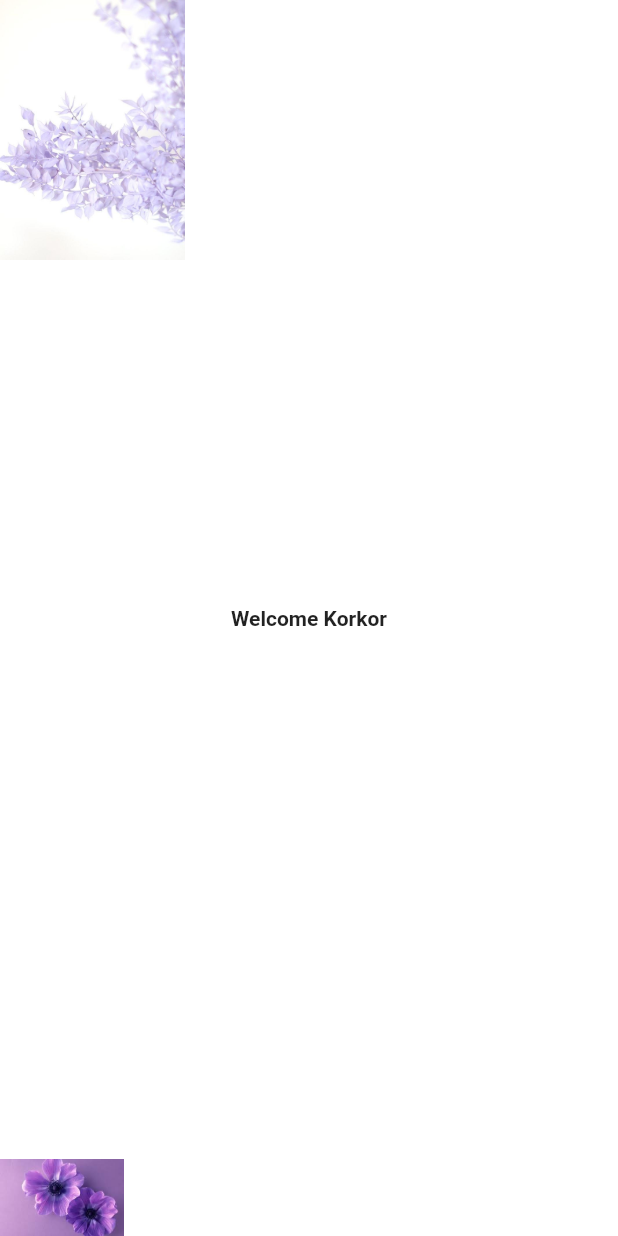
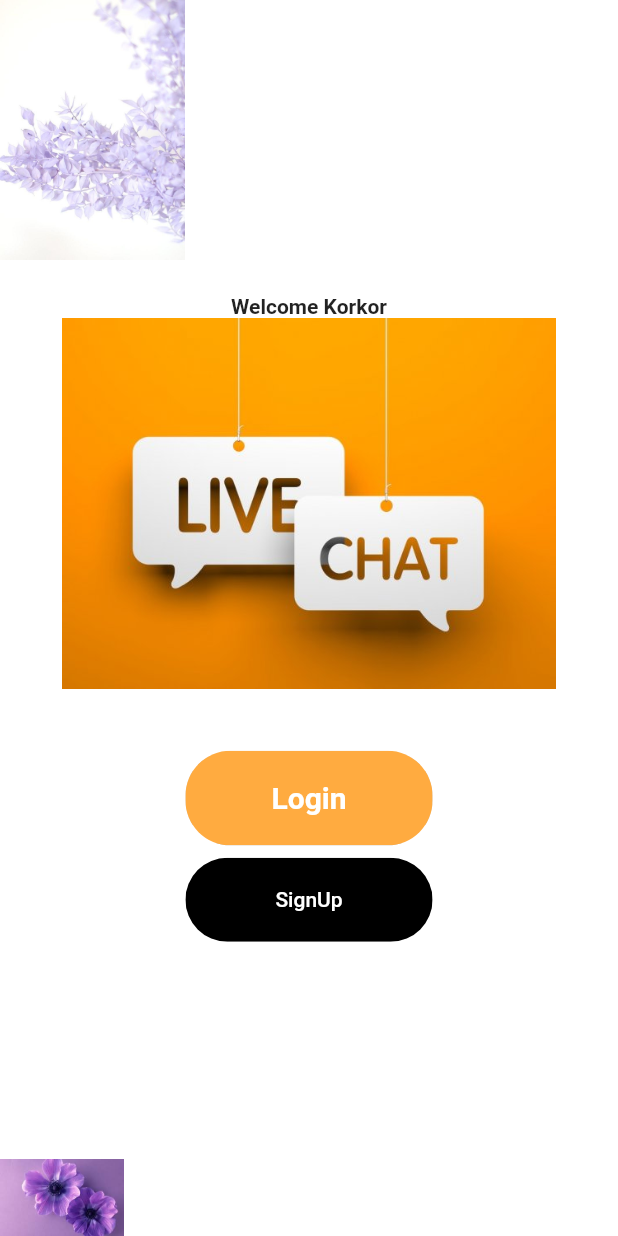
Before and after one commit to AbenaTank/Signup-page-UI-Flutter, a Flutter app: the screen it shows after launch, on a phone screen of 412 x 824 dp. Run offline on Flutter 3.47's test engine with Material 2 defaults, Android fonts, the phone set to English and light mode, and no system bars.

Commit message:
link to login page

```diff
--- /dev/null
+++ b/lib/Screens/SignUp.dart
@@ -0,0 +1,12 @@
+import 'package:flutter/material.dart';
+
+class SignUp extends StatelessWidget {
+  const SignUp({Key? key}) : super(key: key);
+
+  @override
+  Widget build(BuildContext context) {
+    return Scaffold(
+      body: Text("Welcometosignup"),
+    );
+  }
+}
--- a/lib/Screens/components/body.dart
+++ b/lib/Screens/components/body.dart
@@ -1,8 +1,12 @@
 import 'package:flutter/material.dart';
+import 'package:home_work/Screens/Login.dart';
+import 'package:home_work/constant.dart';
 //import 'package:flutter_svg/flutter_svg.dart';
 
 import 'background.dart';
 class Body extends StatelessWidget {
+  get child => null;
+
 
 
   @override
@@ -17,7 +21,65 @@ class Body extends StatelessWidget {
               "Welcome Korkor",
             style: TextStyle(fontWeight: FontWeight.bold,),
           ),
-          // Todo: Put Image
+          Image.asset(
+            "assets/images/my.jpg",
+            width: size.width * 1.0,
+            height: size.height * 0.3,
+          ),
+          SizedBox(
+            height: size.height * 0.05,
+          ),
+
+          // login
+          Container(
+            width: size.width * 0.4,
+            child: ClipRRect(
+              borderRadius: BorderRadius.circular(30),
+              child: ElevatedButton(
+                onPressed: (){
+                  Navigator.push(
+                      context,
+                      MaterialPageRoute(
+                          builder: (context){
+                            return Login();
+                          }
+                      )
+                  );
+                },
+                child: Text("Login", style: TextStyle(color: Colors.white),),
+                style: ElevatedButton.styleFrom(
+                  primary: Colors.orangeAccent,
+                  padding: EdgeInsets.symmetric(vertical: 20, horizontal: 40),
+                  textStyle: TextStyle(
+                    color: Colors.green,
+                    fontSize: 20,
+                    fontWeight: FontWeight.bold
+                  )
+                ),
+              ),
+            ),
+          ),
+
+          // seperator for space inbtw
+          SizedBox(
+            height: size.height * 0.01,
+          ),
+
+          // signup link
+          Container(
+            width: size.width * 0.4,
+            child: ClipRRect(
+              borderRadius: BorderRadius.circular(30),
+              child: FlatButton(
+                padding: EdgeInsets.symmetric(vertical: 20, horizontal: 40),
+                color: Colors.black,
+                onPressed: (){},
+                child: Text("SignUp", style: TextStyle(color: Colors.white),),
+              ),
+            ),
+          ),
+
+
 
         ],
       ),
--- a/lib/constant.dart
+++ b/lib/constant.dart
@@ -1,4 +1,4 @@
 import 'package:flutter/material.dart';
 
-const kPrimaryColor = Color(0xFF712354);
+const kPrimaryColor = Color(0xFFEB99FC);
 const kPrimarylightColor = Color(0xFFF1E6FF);
```
Also changed, not shown: lib/Screens/Login.dart (added, +26 -0 lines), assets/images/my.jpg (added).
